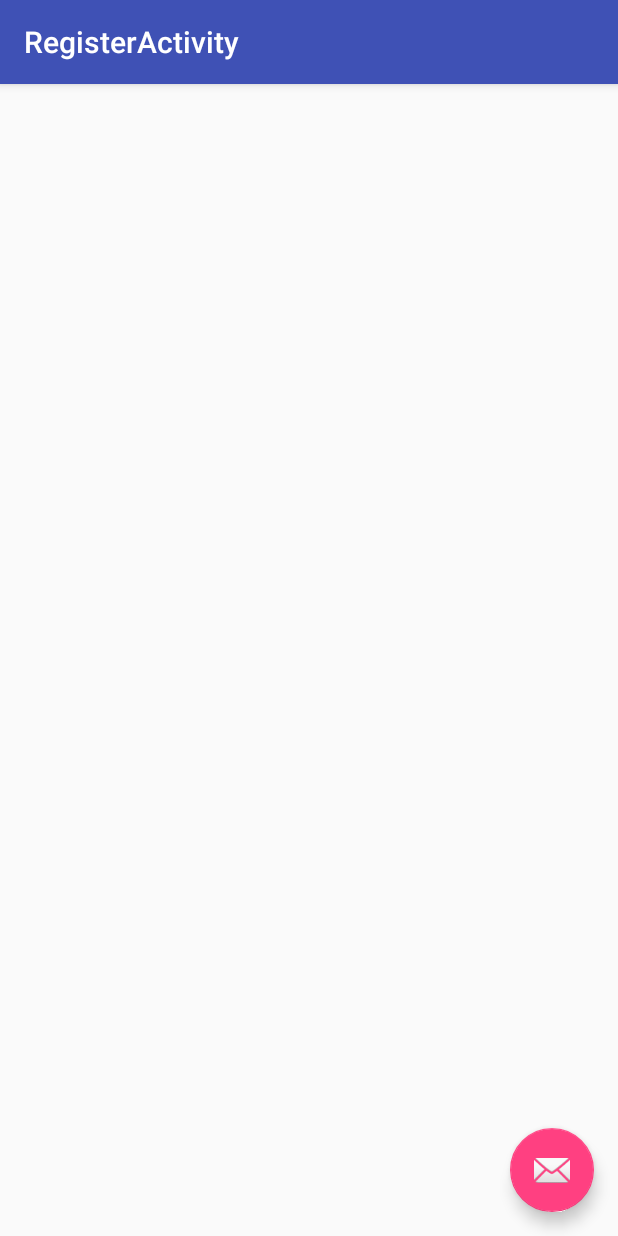
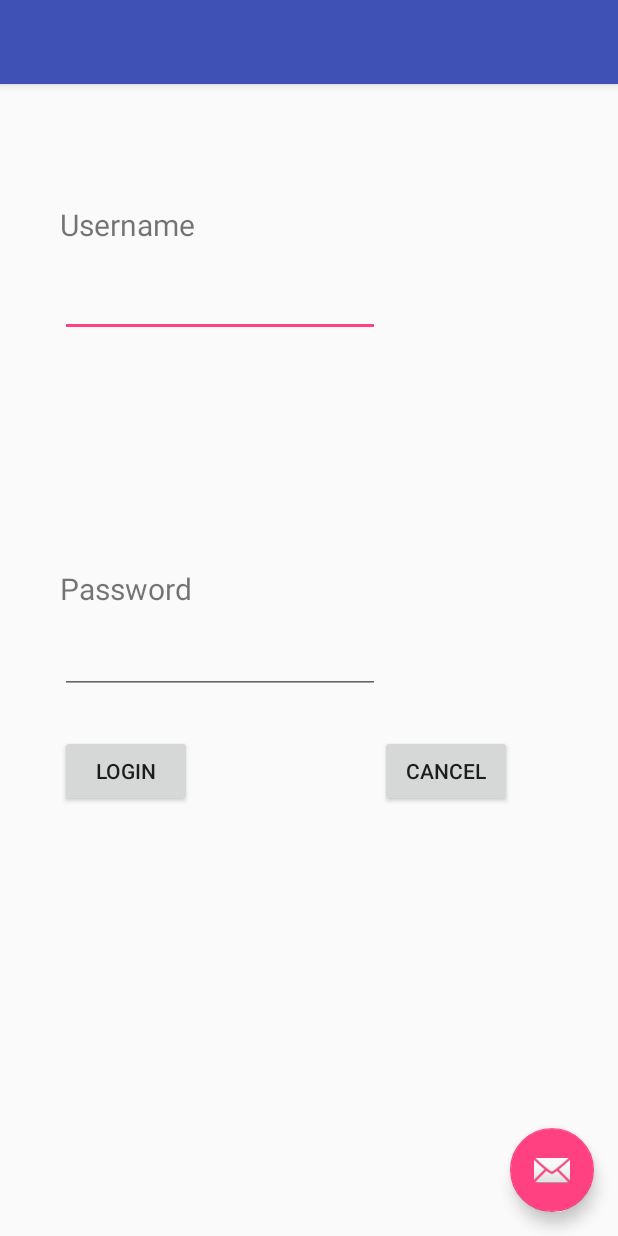
Before and after one commit to plum7ree/Shelter, an Android app: the screen it shows after launch (RegisterActivity before the commit, LoginActivity after it), after a tap on "LOG IN", on a phone screen of 412 x 824 dp. Run offline under Robolectric (Android 15) with nearby library versions, the phone set to English and light mode, and no system bars.

Commit message:
implemented login Activity by Jumong

```diff
--- a/app/src/main/AndroidManifest.xml
+++ b/app/src/main/AndroidManifest.xml
@@ -28,7 +28,8 @@
         <activity
             android:name=".controller.RegisterActivity"
             android:label="@string/title_activity_register"
-            android:theme="@style/AppTheme.NoActionBar"></activity>
+            android:theme="@style/AppTheme.NoActionBar" />
+        <activity android:name=".controller.AfterLoginActivity"></activity>
     </application>
 
 </manifest>
--- a/app/src/main/java/cs2340/gatech/edu/lab4/controller/MainActivity.java
+++ b/app/src/main/java/cs2340/gatech/edu/lab4/controller/MainActivity.java
@@ -4,7 +4,6 @@ import android.content.Intent;
 import android.os.Bundle;
 import android.support.v7.app.AppCompatActivity;
 import android.view.View;
-import android.widget.Button;
 
 import cs2340.gatech.edu.lab4.R;
 
@@ -15,23 +14,15 @@ public class MainActivity extends AppCompatActivity {
         super.onCreate(savedInstanceState);
         setContentView(R.layout.activity_main);
 
-        Button loginButton = (Button) findViewById(R.id.login_button);
-        loginButton.setOnClickListener(new View.OnClickListener() {
-            @Override
-            public void onClick(View v) {
-                Intent intent = new Intent(getBaseContext(), LoginActivity.class);
-                startActivity(intent);
+    }
 
-            }
-        });
-        Button registerButton = (Button) findViewById(R.id.register_button);
-        loginButton.setOnClickListener(new View.OnClickListener() {
-            @Override
-            public void onClick(View v) {
-                Intent intent = new Intent(getBaseContext(), RegisterActivity.class);
-                startActivity(intent);
+    public void login(View view){
+        Intent intent = new Intent(getBaseContext(), LoginActivity.class);
+        startActivity(intent);
+    }
 
-            }
-        });
+    public void register(View view){
+        Intent intent = new Intent(getBaseContext(), RegisterActivity.class);
+        startActivity(intent);
     }
 }
--- a/app/src/main/res/layout/activity_main.xml
+++ b/app/src/main/res/layout/activity_main.xml
@@ -30,6 +30,7 @@
             android:layout_alignBottom="@+id/register_button"
             android:layout_alignEnd="@+id/textView"
             android:layout_marginBottom="103dp"
+            android:onClick="login"
             android:text="Log In" />
 
         <Button
@@ -39,7 +40,8 @@
             android:layout_alignParentBottom="true"
             android:layout_alignStart="@+id/login_button"
             android:layout_marginBottom="158dp"
-            android:text="Sign Up" />
+            android:onClick="register"
+            android:text="Register" />
 
     </RelativeLayout>
 
--- a/app/src/main/res/layout/content_login.xml
+++ b/app/src/main/res/layout/content_login.xml
@@ -59,6 +59,7 @@
             android:layout_alignStart="@+id/password_field"
             android:layout_below="@+id/password_field"
             android:layout_marginTop="27dp"
+            android:onClick="onLoginPressed"
             android:text="Login" />
 
         <Button
@@ -67,6 +68,7 @@
             android:layout_height="wrap_content"
             android:layout_alignBottom="@+id/login_button"
             android:layout_toEndOf="@+id/password_field"
+            android:onClick="onCancelPressed"
             android:text="Cancel" />
     </RelativeLayout>
 </android.support.constraint.ConstraintLayout>
```
Also changed, not shown: app/src/main/java/cs2340/gatech/edu/lab4/controller/LoginActivity.java (+22 -12 lines).
